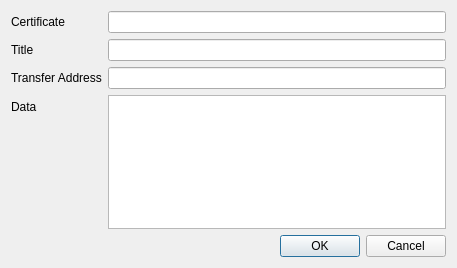
This is src/qt/forms/editcertdialog.ui in syscoin/syscoin1 as Qt 5 draws it before an edit. The edited form follows.
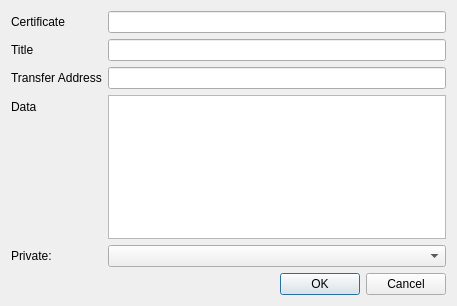
This is the edited form.

What changed in the file:
```diff
--- a/src/qt/forms/editcertdialog.ui
+++ b/src/qt/forms/editcertdialog.ui
@@ -7,7 +7,7 @@
     <x>0</x>
     <y>0</y>
     <width>457</width>
-    <height>268</height>
+    <height>306</height>
    </rect>
   </property>
   <property name="windowTitle">
@@ -73,6 +73,20 @@
      <item row="3" column="1">
       <widget class="QTextEdit" name="certDataEdit"/>
      </item>
+     <item row="4" column="1">
+      <widget class="QComboBox" name="privateBox">
+       <property name="maxVisibleItems">
+        <number>2</number>
+       </property>
+      </widget>
+     </item>
+     <item row="4" column="0">
+      <widget class="QLabel" name="privateLabel">
+       <property name="text">
+        <string>Private:</string>
+       </property>
+      </widget>
+     </item>
     </layout>
    </item>
    <item>
```
